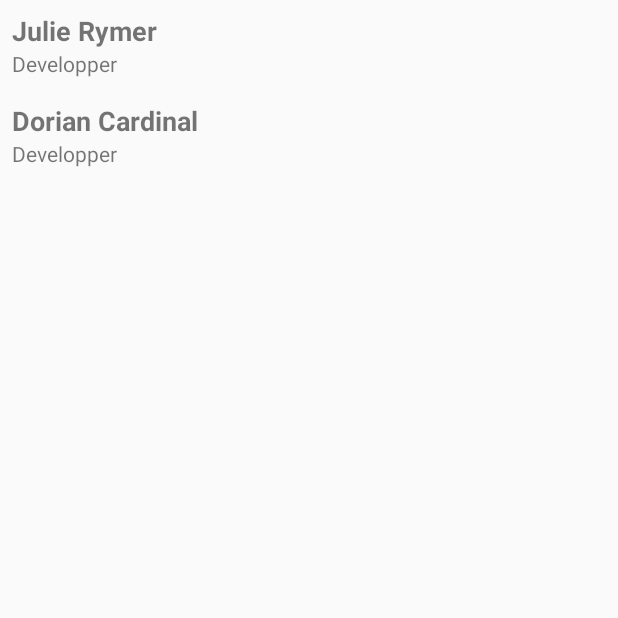
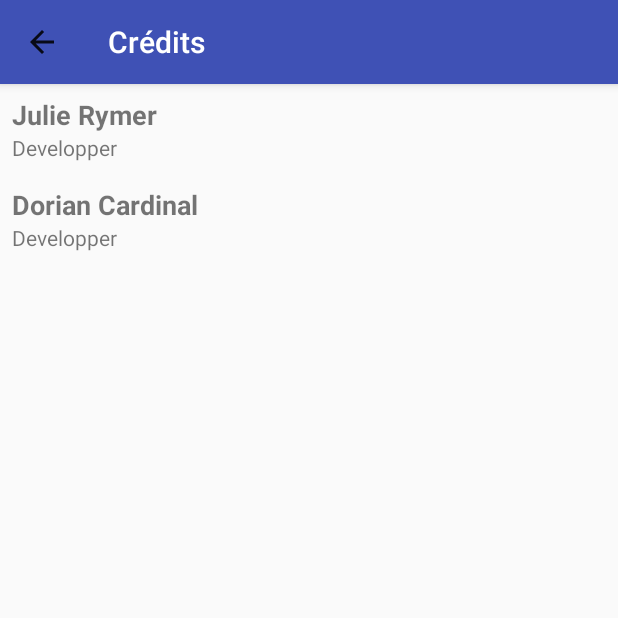
Before and after one commit to dc-p8/colorflood, an Android app: the Credits screen opened directly, with no data from a screen before it, on a phone screen of 412 x 824 dp, the top half of it. Run offline under Robolectric (Android 15) with nearby library versions, the phone set to English and light mode, and no system bars; 1 statement that could not run was skipped.

Commit message:
Added action bar

```diff
--- a/app/src/main/java/com/example/dc/colorflood/Credits.java
+++ b/app/src/main/java/com/example/dc/colorflood/Credits.java
@@ -10,6 +10,14 @@ public class Credits extends MusicActivity {
     @Override
     protected void onCreate(Bundle savedInstanceState) {
         super.onCreate(savedInstanceState);
+        getSupportActionBar().setDisplayHomeAsUpEnabled(true);
         setContentView(R.layout.activity_credits);
     }
+    @Override
+    public boolean onSupportNavigateUp() {
+        finish();
+        return true;
+
+    }
+
 }
--- a/app/src/main/res/layout/activity_game.xml
+++ b/app/src/main/res/layout/activity_game.xml
@@ -1,5 +1,7 @@
 <?xml version="1.0" encoding="utf-8"?>
-<LinearLayout xmlns:android="http://schemas.android.com/apk/res/android"
+<LinearLayout
+    android:keepScreenOn="true"
+    xmlns:android="http://schemas.android.com/apk/res/android"
     xmlns:app="http://schemas.android.com/apk/res-auto"
     xmlns:tools="http://schemas.android.com/tools"
     android:id="@+id/frameLayout"
--- a/app/src/main/res/layout/activity_launcher.xml
+++ b/app/src/main/res/layout/activity_launcher.xml
@@ -1,6 +1,6 @@
 <?xml version="1.0" encoding="utf-8"?>
 
-<merge
+<FrameLayout
     android:layout_width="match_parent"
     android:layout_height="match_parent"
     xmlns:android="http://schemas.android.com/apk/res/android">
@@ -103,4 +103,4 @@
         </LinearLayout>
     </android.support.constraint.ConstraintLayout>
 
-</merge>
+</FrameLayout>
--- a/app/src/main/res/values/styles.xml
+++ b/app/src/main/res/values/styles.xml
@@ -1,11 +1,27 @@
 <resources>
+    <style name="Title" parent="@style/TextAppearance.AppCompat.Widget.ActionBar.Title">
+        <item name="android:textColor">#FFFFFF</item>
 
-    <!-- Base application theme. -->
-    <style name="AppTheme" parent="Theme.AppCompat.Light.NoActionBar">
-        <!-- Customize your theme here. -->
-        <item name="colorPrimary">@color/colorPrimary</item>
-        <item name="colorPrimaryDark">@color/colorPrimaryDark</item>
-        <item name="colorAccent">@color/colorAccent</item>
     </style>
 
+    <style name="MyActionBar" parent="@style/Widget.AppCompat.Light.ActionBar.Solid.Inverse">
+        <item name="titleTextStyle">@style/Title</item>
+    </style>
+
+<style name="AppStyle" parent="@style/Theme.AppCompat.Light">
+    <!-- Customize your theme here. -->
+    <item name="actionBarStyle">@style/MyActionBar</item>
+    <item name="colorPrimary">@color/colorPrimary</item>
+    <item name="colorPrimaryDark">@color/colorPrimaryDark</item>
+    <item name="colorAccent">@color/colorAccent</item>
+</style>
+
+<style name="AppStyle.Game" parent="@style/AppStyle">
+    <!-- Customize your theme here. -->
+
+    <item name="windowActionBar">false</item>
+    <item name="windowNoTitle">true</item>
+</style>
+
+
 </resources>
```
Also changed, not shown: app/src/main/AndroidManifest.xml (+20 -7 lines), app/src/main/java/com/example/dc/colorflood/Highscores.java (+8 -0 lines), app/src/main/java/com/example/dc/colorflood/SystemMenu.java (+9 -0 lines), app/src/main/res/layout/activity_highscores.xml (+0 -10 lines).
